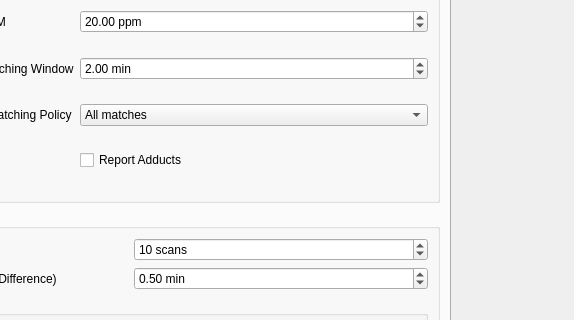
Old version of the form src/maven/forms/peakdetectiondialog.ui in the repository eugenemel/maven; both pictures show x 201 to 775 and y 298 to 618 of the 775 by 838 pixel window.
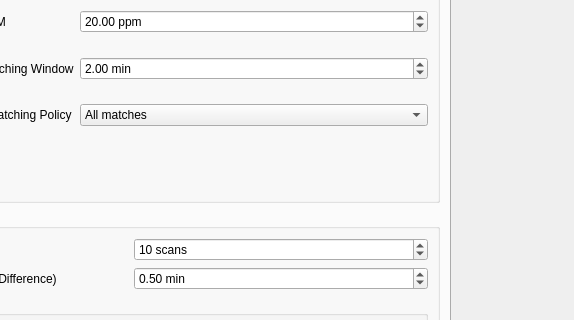
New version of the form.

Commit message: Issue 161: Remove check adducts flag from DB search.

The edit to the form file:
```diff
--- a/src/maven/forms/peakdetectiondialog.ui
+++ b/src/maven/forms/peakdetectiondialog.ui
@@ -356,13 +356,6 @@
             </property>
            </widget>
           </item>
-          <item row="5" column="1">
-           <widget class="QCheckBox" name="reportAdducts">
-            <property name="text">
-             <string>Report Adducts</string>
-            </property>
-           </widget>
-          </item>
           <item row="2" column="0">
            <widget class="QLabel" name="label_11">
             <property name="text">
```
The commit also changes 3 other files.
